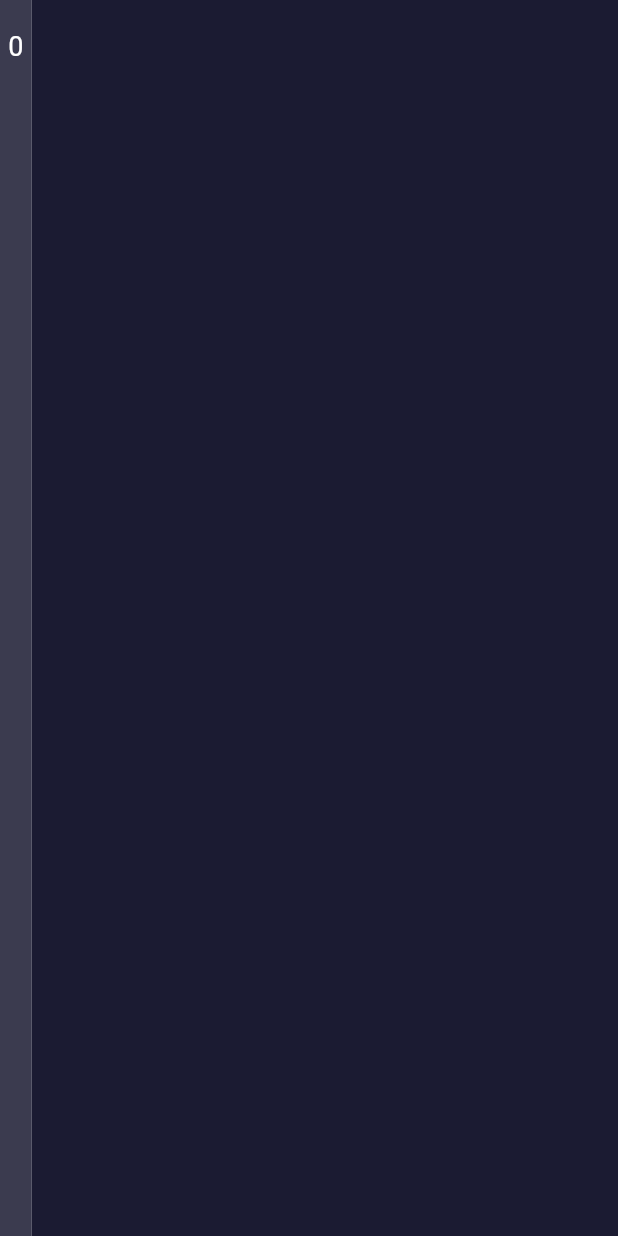
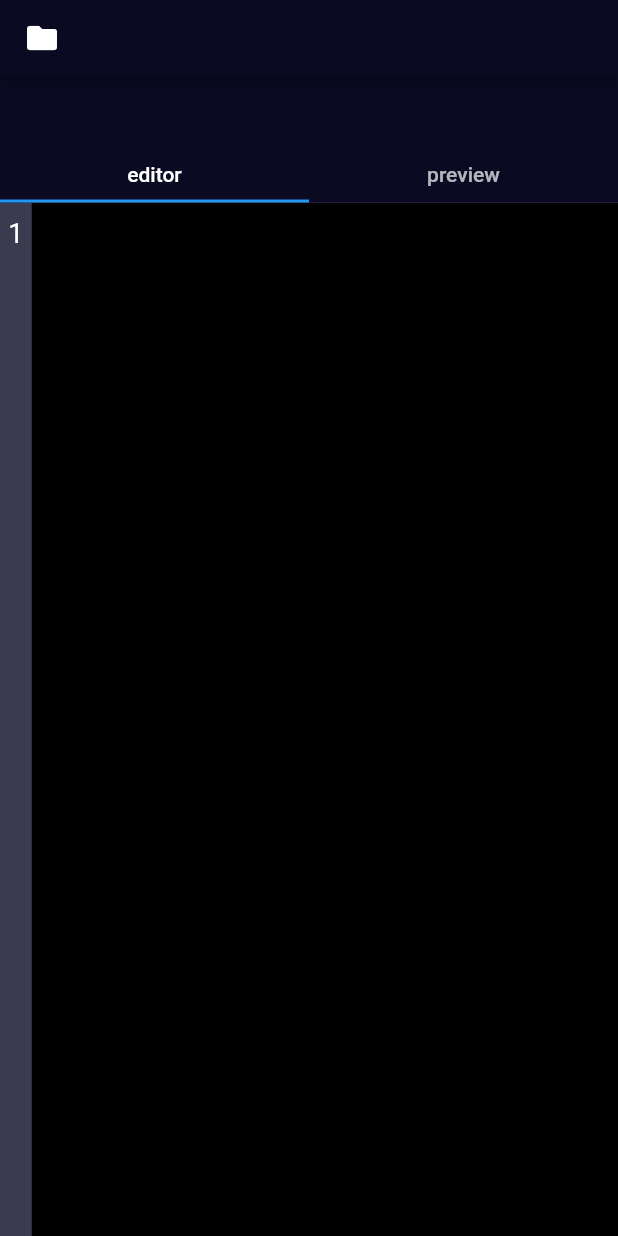
Before and after one commit to freeCodeCamp/PhoneIDE, a Flutter app: the screen it shows after launch, on a phone screen of 412 x 824 dp. Run offline on Flutter 3.47's test engine with Material 2 defaults, Android fonts, the phone set to English and light mode, and no system bars; our stand-ins replace shared_preferences, string_scanner, webview_flutter.

Commit message:
fix: linebar padding when no appbar is active

```diff
--- a/lib/controller/editor_view_controller.dart
+++ b/lib/controller/editor_view_controller.dart
@@ -174,6 +174,7 @@ class EditorViewControllerState extends State<EditorViewController> {
         ? DefaultTabController(
             length: 2,
             child: Scaffold(
+                extendBodyBehindAppBar: false,
                 backgroundColor: widget.options.scaffoldBackgrounColor,
                 drawer: widget.options.useFileExplorer
                     ? Drawer(child: FileExplorer())
@@ -233,7 +234,7 @@ class EditorViewControllerState extends State<EditorViewController> {
                       ],
                     ))))
         : Scaffold(
-            body: editor as Widget,
+            body: SafeArea(child: editor as Widget),
           );
   }
 
--- a/lib/editor/editor.dart
+++ b/lib/editor/editor.dart
@@ -60,8 +60,10 @@ class Editor extends StatefulWidget with IEditor {
 
 class EditorState extends State<Editor> {
   InputDecoration decoration = const InputDecoration(
-      contentPadding: EdgeInsets.only(top: 20.0, left: 10, right: 10),
-      border: InputBorder.none);
+      filled: true,
+      fillColor: Colors.black,
+      border: InputBorder.none,
+      contentPadding: EdgeInsets.all(10));
 
   ScrollController scrollController = ScrollController();
   ScrollController linebarController = ScrollController();
@@ -149,16 +151,11 @@ class EditorState extends State<Editor> {
       children: [
         Container(
             color: widget.options.linebarColor,
-            constraints: BoxConstraints(minWidth: 10, maxWidth: initialWidth),
+            constraints: BoxConstraints(minWidth: 1, maxWidth: initialWidth),
             child: Padding(
-              padding: const EdgeInsets.only(top: 20.0),
+              padding: const EdgeInsets.only(top: 10),
               child: linecountBar(),
             )),
-        Container(
-          color: const Color.fromRGBO(0x1b, 0x1b, 0x32, 1),
-          width: 5,
-          height: MediaQuery.of(context).size.height,
-        ),
         IEdtorView(context),
       ],
     );
@@ -171,28 +168,34 @@ class EditorState extends State<Editor> {
         color: const Color.fromRGBO(0x1b, 0x1b, 0x32, 1),
         height: MediaQuery.of(context).size.height,
         width: 1000,
-        child: ListView(scrollDirection: Axis.horizontal, children: [
+        child: ListView(
+            scrollDirection: Axis.horizontal,
+            padding: EdgeInsets.zero,
+            children: [
               SizedBox(
-            height: MediaQuery.of(context).size.height,
+                height: 300,
                 width: widget.options.minHeight,
-            child: ListView(scrollDirection: Axis.horizontal, children: [
+                child: ListView(
+                    padding: EdgeInsets.zero,
+                    scrollDirection: Axis.horizontal,
+                    children: [
                       SizedBox(
-                height: MediaQuery.of(context).size.height,
+                        height: 300,
                         width: widget.options.minWidth,
                         child: RawKeyboardListener(
                           focusNode: _focusNode,
                           onKey: handleKeyEvents,
                           child: TextField(
+                            scrollPadding: EdgeInsets.zero,
                             controller: widget.textController,
                             decoration: decoration,
                             scrollController: scrollController,
+                            expands: true,
                             onChanged: (String event) async {
                               handlePossibleExecutingEvents(event);
                               widget.textStream.sink.add(event);
-
                               widget.onChange();
                             },
-                    expands: true,
                             maxLines: null,
                             keyboardType: TextInputType.multiline,
                             style: TextStyle(
@@ -209,7 +212,7 @@ class EditorState extends State<Editor> {
     );
   }
 
-  Column linecountBar() {
+  linecountBar() {
     return Column(
       children: [
         Flexible(
@@ -217,7 +220,7 @@ class EditorState extends State<Editor> {
             shrinkWrap: true,
             controller: linebarController,
             physics: const NeverScrollableScrollPhysics(),
-            itemCount: numLines,
+            itemCount: numLines == 0 ? 1 : numLines,
             itemBuilder: (_, i) => Linebar(
                 calculateBarWidth: () {
                   if (i > 9) {
@@ -232,9 +235,12 @@ class EditorState extends State<Editor> {
                   }
                 },
                 child: Text(
-                  i.toString(),
+                  i == 0 ? (1).toString() : (i + 1).toString(),
                   textAlign: TextAlign.center,
-                  style: const TextStyle(fontSize: 18, color: Colors.white),
+                  style: const TextStyle(
+                    fontSize: 18,
+                    color: Colors.white,
+                  ),
                 )),
           ),
         )
--- a/lib/editor/linebar/linebar_helper.dart
+++ b/lib/editor/linebar/linebar_helper.dart
@@ -1,5 +1,4 @@
 import 'package:flutter/material.dart';
-import 'dart:developer' as dev;
 
 class Linebar extends StatefulWidget {
   final Widget child;
@@ -24,7 +23,6 @@ class Linebar extends StatefulWidget {
       textDirection: textDirection,
       textScaleFactor: textScaleFactor,
     )..layout(minWidth: minWidth, maxWidth: maxWidth);
-    dev.log(textPainter.size.width.toString());
     return textPainter.size.width;
   }
 
--- a/lib/main.dart
+++ b/lib/main.dart
@@ -12,8 +12,7 @@ class App extends StatelessWidget {
   @override
   Widget build(BuildContext context) {
     EditorViewController controller = EditorViewController(
-      options: const EditorOptions(
-          canCloseFiles: false, showAppBar: false, showTabBar: false),
+      options: const EditorOptions(canCloseFiles: false),
     );
 
     return MaterialApp(
```
Lines whose indentation alone changed are shown as unchanged.
